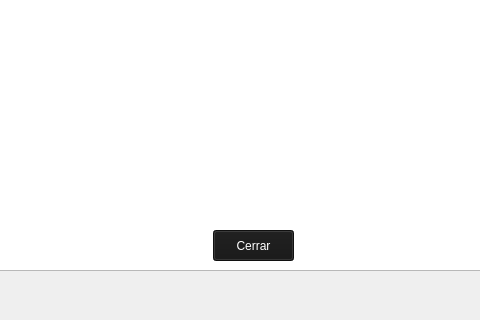
This is Save_the_world_final/nivel_1.ui in angeelorenaoc/Proyecto_final as Qt 5 draws it before an edit; both pictures show x 147 to 627 and y 480 to 800 of the 800 by 800 pixel window. The edited form follows.
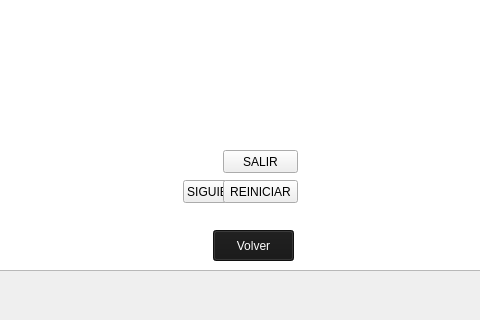
This is the edited form. Icons and pictures are not drawn.

```diff
--- a/Save_the_world_final/nivel_1.ui
+++ b/Save_the_world_final/nivel_1.ui
@@ -12,8 +12,8 @@
   </property>
   <property name="minimumSize">
    <size>
-    <width>800</width>
-    <height>600</height>
+    <width>400</width>
+    <height>700</height>
    </size>
   </property>
   <property name="maximumSize">
@@ -89,7 +89,7 @@
 background-color: rgb(22, 22, 22);</string>
     </property>
     <property name="text">
-     <string>Cerrar</string>
+     <string>Volver</string>
     </property>
    </widget>
    <widget class="QGraphicsView" name="graphicsView_2">
@@ -102,11 +102,53 @@
      </rect>
     </property>
    </widget>
+   <widget class="QPushButton" name="pushButton_4">
+    <property name="geometry">
+     <rect>
+      <x>330</x>
+      <y>660</y>
+      <width>111</width>
+      <height>23</height>
+     </rect>
+    </property>
+    <property name="text">
+     <string>SIGUIENTE NIVEL</string>
+    </property>
+   </widget>
+   <widget class="QPushButton" name="pushButton_5">
+    <property name="geometry">
+     <rect>
+      <x>370</x>
+      <y>630</y>
+      <width>75</width>
+      <height>23</height>
+     </rect>
+    </property>
+    <property name="text">
+     <string>SALIR</string>
+    </property>
+   </widget>
+   <widget class="QPushButton" name="pushButton_6">
+    <property name="geometry">
+     <rect>
+      <x>370</x>
+      <y>660</y>
+      <width>75</width>
+      <height>23</height>
+     </rect>
+    </property>
+    <property name="text">
+     <string>REINICIAR</string>
+    </property>
+   </widget>
    <zorder>graphicsView</zorder>
    <zorder>pushButton</zorder>
    <zorder>pushButton_2</zorder>
    <zorder>graphicsView_2</zorder>
    <zorder>pushButton_3</zorder>
+   <zorder>pushButton_4</zorder>
+   <zorder>pushButton_5</zorder>
+   <zorder>pushButton_6</zorder>
   </widget>
   <widget class="QMenuBar" name="menubar">
    <property name="geometry">
@@ -114,7 +156,7 @@
      <x>0</x>
      <y>0</y>
      <width>800</width>
-     <height>20</height>
+     <height>21</height>
     </rect>
    </property>
   </widget>
```
